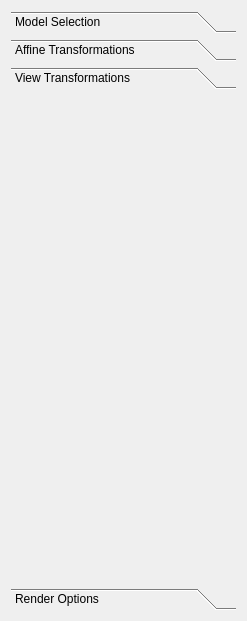
Before: the Qt Designer form Assignment 2/SidebarUi.ui in jdthorne/cpsc453, drawn with Qt 5.
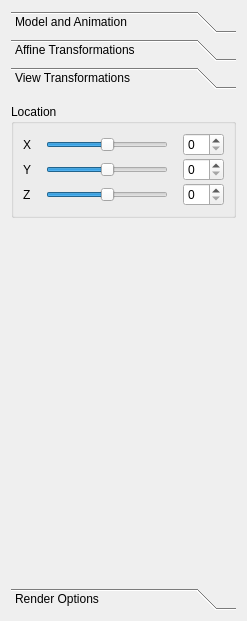
After: the same form once the commit is applied. The open tabs and pages were chosen to show the change.

Commit message: Added support for multiple models

Diff of the .ui file:
```diff
--- a/Assignment 2/SidebarUi.ui
+++ b/Assignment 2/SidebarUi.ui
@@ -29,7 +29,7 @@
        </rect>
       </property>
       <attribute name="label">
-       <string>Model Selection</string>
+       <string>Model and Animation</string>
       </attribute>
       <layout class="QVBoxLayout" name="verticalLayout_3">
        <property name="leftMargin">
@@ -369,6 +369,111 @@
       <attribute name="label">
        <string>View Transformations</string>
       </attribute>
+      <layout class="QVBoxLayout" name="verticalLayout_7">
+       <property name="leftMargin">
+        <number>0</number>
+       </property>
+       <property name="rightMargin">
+        <number>0</number>
+       </property>
+       <item>
+        <widget class="QGroupBox" name="groupBox_6">
+         <property name="title">
+          <string>Location</string>
+         </property>
+         <layout class="QGridLayout" name="gridLayout_4">
+          <property name="horizontalSpacing">
+           <number>15</number>
+          </property>
+          <property name="verticalSpacing">
+           <number>2</number>
+          </property>
+          <item row="0" column="0">
+           <widget class="QLabel" name="label_11">
+            <property name="text">
+             <string>X</string>
+            </property>
+           </widget>
+          </item>
+          <item row="2" column="0">
+           <widget class="QLabel" name="label_12">
+            <property name="text">
+             <string>Z</string>
+            </property>
+           </widget>
+          </item>
+          <item row="1" column="0">
+           <widget class="QLabel" name="label_13">
+            <property name="text">
+             <string>Y</string>
+            </property>
+           </widget>
+          </item>
+          <item row="0" column="1">
+           <widget class="QSlider" name="xView">
+            <property name="minimum">
+             <number>-100</number>
+            </property>
+            <property name="maximum">
+             <number>100</number>
+            </property>
+            <property name="orientation">
+             <enum>Qt::Horizontal</enum>
+            </property>
+           </widget>
+          </item>
+          <item row="1" column="1">
+           <widget class="QSlider" name="yView">
+            <property name="minimum">
+             <number>-100</number>
+            </property>
+            <property name="maximum">
+             <number>100</number>
+            </property>
+            <property name="orientation">
+             <enum>Qt::Horizontal</enum>
+            </property>
+           </widget>
+          </item>
+          <item row="2" column="1">
+           <widget class="QSlider" name="zView">
+            <property name="minimum">
+             <number>-100</number>
+            </property>
+            <property name="maximum">
+             <number>100</number>
+            </property>
+            <property name="orientation">
+             <enum>Qt::Horizontal</enum>
+            </property>
+           </widget>
+          </item>
+          <item row="0" column="2">
+           <widget class="QSpinBox" name="xTranslationSpin_2"/>
+          </item>
+          <item row="1" column="2">
+           <widget class="QSpinBox" name="yTranslationSpin_2"/>
+          </item>
+          <item row="2" column="2">
+           <widget class="QSpinBox" name="zTranslationSpin_2"/>
+          </item>
+         </layout>
+        </widget>
+       </item>
+       <item>
+        <spacer name="verticalSpacer_4">
+         <property name="orientation">
+          <enum>Qt::Vertical</enum>
+         </property>
+         <property name="sizeHint" stdset="0">
+          <size>
+           <width>20</width>
+           <height>40</height>
+          </size>
+         </property>
+        </spacer>
+       </item>
+      </layout>
      </widget>
      <widget class="QWidget" name="page_4">
       <attribute name="label">
```
Left out of the diff: 110 changed lines with no effect on the pictures. The commit also changes 84 other files.
